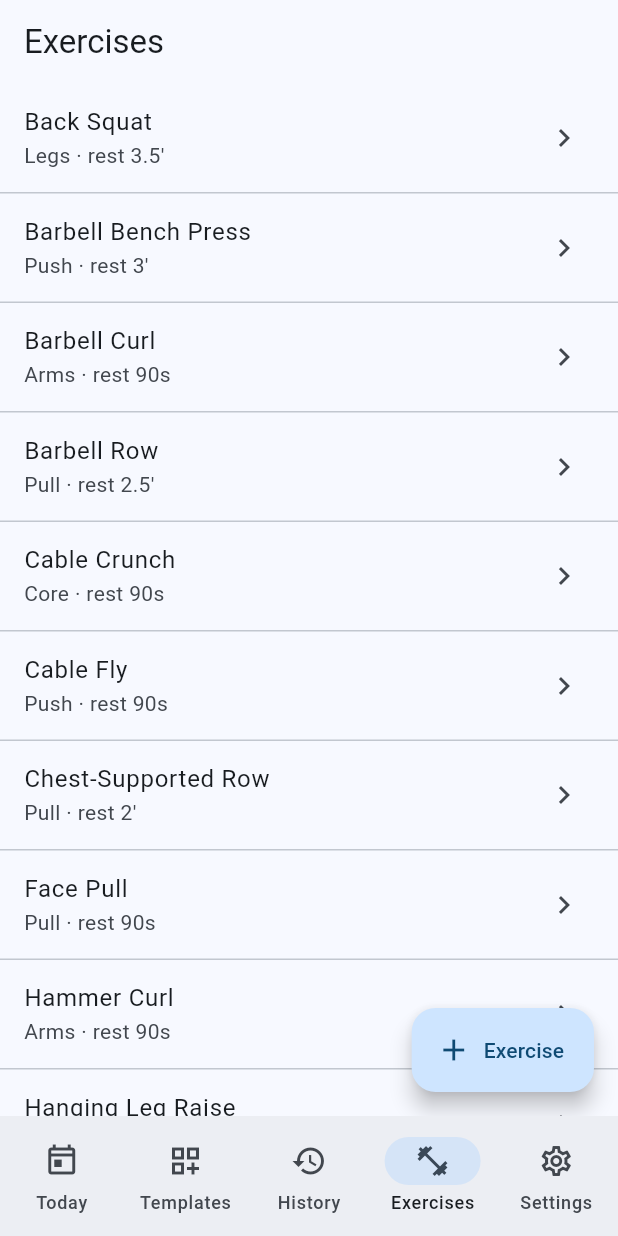
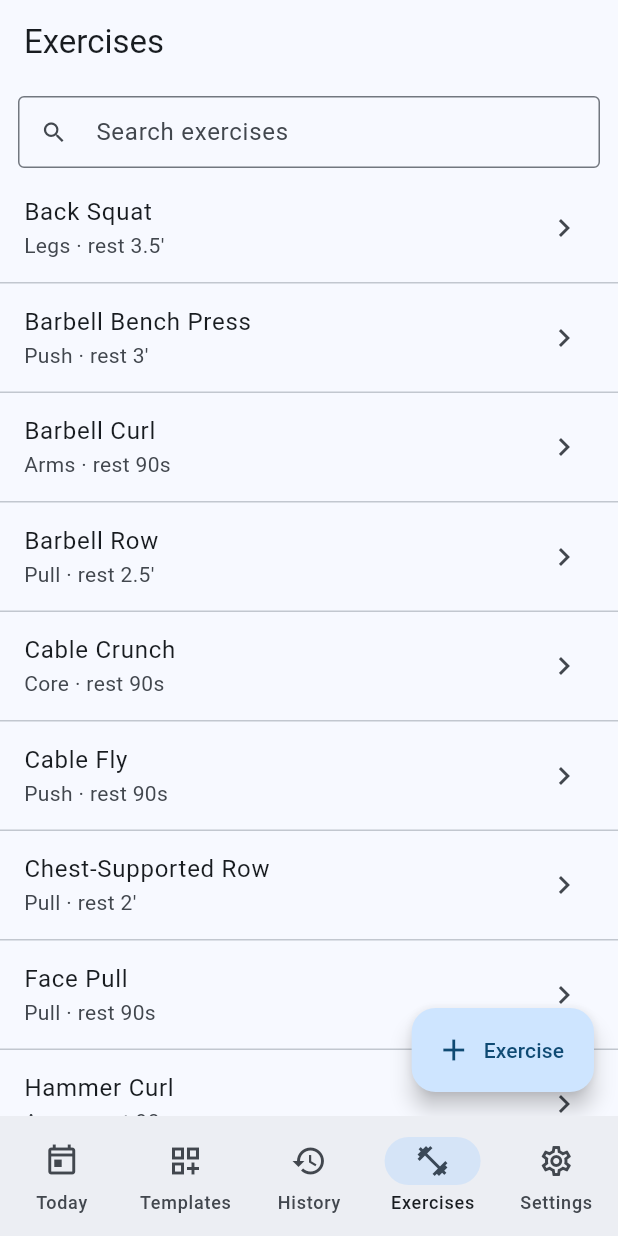
Before and after one commit to JacobStephens2/quadrille, a Flutter app: the screen it shows after launch, item 4 of the bottom bar chosen, on a phone screen of 412 x 824 dp. Run offline on Flutter 3.47's test engine with Material 3 defaults, Android fonts, the phone set to English and light mode, and no system bars; our stand-ins replace drift, flutter_local_notifications, flutter_riverpod, flutter_secure_storage, go_router, timezone and 2 more; missing offline and left inert: dart:js_interop; accounts and stored records are empty; generated files the repository leaves out were written again; network calls fail.

Commit message:
Add type-to-filter search box on the Exercises catalog
ExercisesScreen is now stateful with a search field that filters by name
(and category) as you type, with a clear button and a "no matches"
state. The empty-catalog state is unchanged when there are no exercises.

Verified headless: /#/exercises renders the box + list, no errors.

Co-Authored-By: Claude Opus 4.8 (1M context) <noreply@anthropic.com>

```diff
--- a/lib/features/exercises/presentation/exercises_screen.dart
+++ b/lib/features/exercises/presentation/exercises_screen.dart
@@ -2,16 +2,39 @@ import 'package:flutter/material.dart';
 import 'package:flutter_riverpod/flutter_riverpod.dart';
 import 'package:go_router/go_router.dart';
 
+import '../../../core/database/database.dart';
 import '../../../core/domain/duration_format.dart';
 import '../exercise_providers.dart';
 import 'exercise_editor.dart';
 
-/// The exercise catalog: reusable movements that template rows reference.
-class ExercisesScreen extends ConsumerWidget {
+/// The exercise catalog: reusable movements that template rows reference,
+/// with a type-to-filter search box.
+class ExercisesScreen extends ConsumerStatefulWidget {
   const ExercisesScreen({super.key});
 
   @override
-  Widget build(BuildContext context, WidgetRef ref) {
+  ConsumerState<ExercisesScreen> createState() => _ExercisesScreenState();
+}
+
+class _ExercisesScreenState extends ConsumerState<ExercisesScreen> {
+  final _search = TextEditingController();
+  String _query = '';
+
+  @override
+  void dispose() {
+    _search.dispose();
+    super.dispose();
+  }
+
+  bool _matches(Exercise e) {
+    if (_query.isEmpty) return true;
+    final q = _query.toLowerCase();
+    return e.name.toLowerCase().contains(q) ||
+        e.category.label.toLowerCase().contains(q);
+  }
+
+  @override
+  Widget build(BuildContext context) {
     final exercises = ref.watch(exercisesProvider);
 
     return Scaffold(
@@ -25,15 +48,43 @@ class ExercisesScreen extends ConsumerWidget {
         loading: () => const Center(child: CircularProgressIndicator()),
         error: (e, _) => Center(child: Text('Error: $e')),
         data: (list) {
-          if (list.isEmpty) {
-            return const _EmptyCatalog();
-          }
-          return ListView.separated(
+          if (list.isEmpty) return const _EmptyCatalog();
+          final filtered = list.where(_matches).toList();
+          return Column(
+            children: [
+              Padding(
+                padding: const EdgeInsets.fromLTRB(12, 8, 12, 4),
+                child: TextField(
+                  controller: _search,
+                  textInputAction: TextInputAction.search,
+                  decoration: InputDecoration(
+                    hintText: 'Search exercises',
+                    prefixIcon: const Icon(Icons.search),
+                    suffixIcon: _query.isEmpty
+                        ? null
+                        : IconButton(
+                            icon: const Icon(Icons.clear),
+                            tooltip: 'Clear',
+                            onPressed: () {
+                              _search.clear();
+                              setState(() => _query = '');
+                            },
+                          ),
+                    isDense: true,
+                    border: const OutlineInputBorder(),
+                  ),
+                  onChanged: (v) => setState(() => _query = v.trim()),
+                ),
+              ),
+              Expanded(
+                child: filtered.isEmpty
+                    ? _NoMatches(query: _query)
+                    : ListView.separated(
                         padding: const EdgeInsets.only(bottom: 88),
-            itemCount: list.length,
+                        itemCount: filtered.length,
                         separatorBuilder: (_, _) => const Divider(height: 1),
                         itemBuilder: (context, i) {
-              final e = list[i];
+                          final e = filtered[i];
                           final subtitle = [
                             e.category.label,
                             'rest ${Duration(seconds: e.defaultRestSeconds).restLabel}',
@@ -46,8 +97,33 @@ class ExercisesScreen extends ConsumerWidget {
                             onTap: () => context.go('/exercises/${e.id}'),
                           );
                         },
+                      ),
+              ),
+            ],
           );
         },
+      ),
+    );
+  }
+}
+
+class _NoMatches extends StatelessWidget {
+  const _NoMatches({required this.query});
+
+  final String query;
+
+  @override
+  Widget build(BuildContext context) {
+    final theme = Theme.of(context);
+    return Center(
+      child: Padding(
+        padding: const EdgeInsets.all(32),
+        child: Text(
+          'No exercises match "$query"',
+          textAlign: TextAlign.center,
+          style: theme.textTheme.bodyMedium
+              ?.copyWith(color: theme.colorScheme.onSurfaceVariant),
+        ),
       ),
     );
   }
```
Lines whose indentation alone changed are shown as unchanged.
